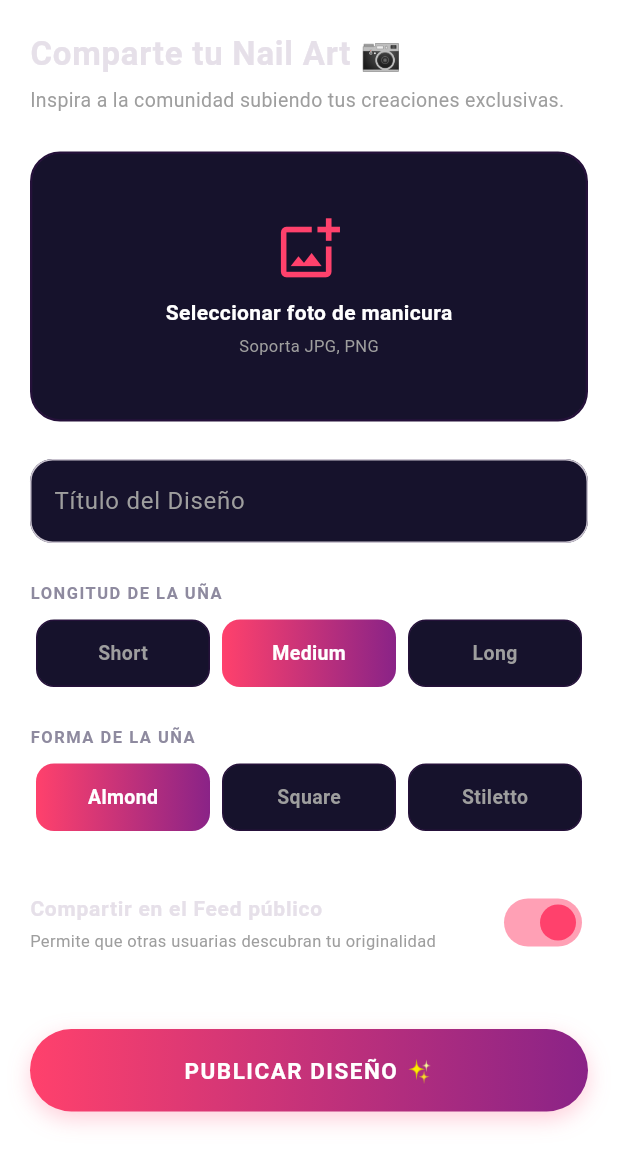
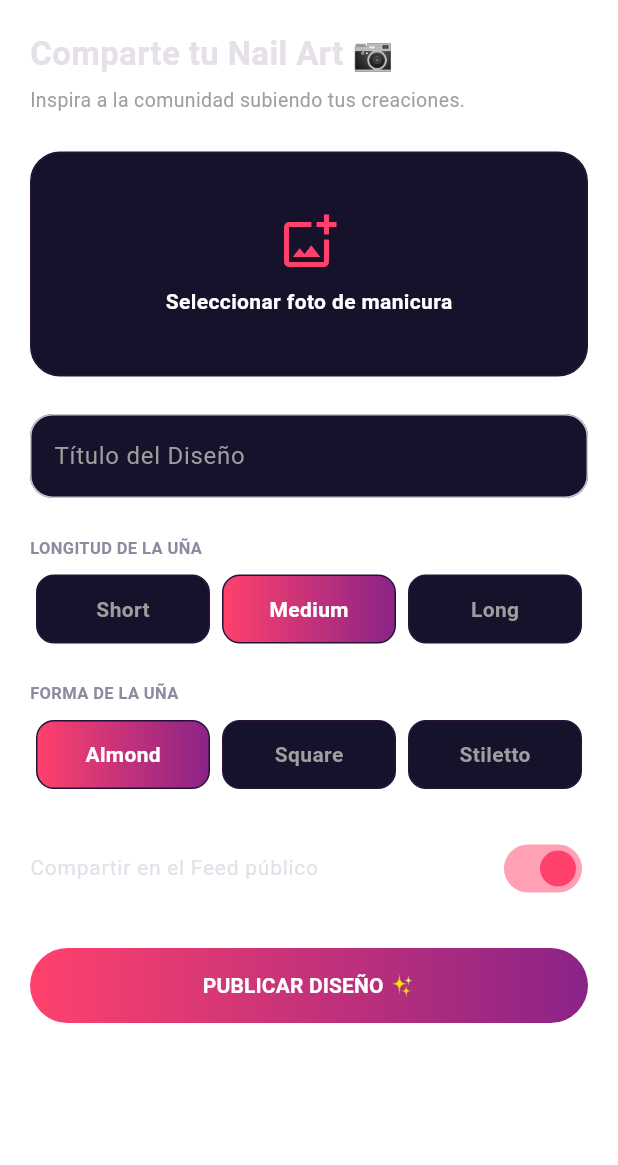
Before and after one commit to thomaspanesso-creator/GLOWY, a Flutter app: the UploadScreen screen opened directly, on a phone screen of 412 x 824 dp. Shown: the top 1165 px of the screen. Run offline on Flutter 3.47's test engine with Material 3 defaults, Android fonts, the phone set to English and light mode, and no system bars; our stand-ins replace shared_preferences; accounts and stored records are empty; network calls fail.

Commit message:
Update main.dart

```diff
--- a/lib/main.dart
+++ b/lib/main.dart
@@ -61,25 +61,83 @@ class _MainNavigationPageState extends State<MainNavigationPage> {
         child: SafeArea(
           child: Column(
             children: [
+              // ==========================================
+              // ENCABEZADO LOGO Y ESLOGAN PREMIUM DE GLOWY
+              // ==========================================
               Padding(
-                padding: const EdgeInsets.symmetric(
-                  horizontal: 20.0,
-                  vertical: 10.0,
+                padding: const EdgeInsets.only(
+                  left: 20.0,
+                  right: 20.0,
+                  top: 15.0,
+                  bottom: 5.0,
                 ),
                 child: Row(
                   mainAxisAlignment: MainAxisAlignment.spaceBetween,
+                  crossAxisAlignment: CrossAxisAlignment.center,
                   children: [
-                    const Text(
+                    Column(
+                      crossAxisAlignment: CrossAxisAlignment.start,
+                      children: [
+                        Row(
+                          children: [
+                            Container(
+                              padding: const EdgeInsets.all(5),
+                              decoration: BoxDecoration(
+                                shape: BoxShape.circle,
+                                border: Border.all(
+                                  color: const Color(0xFFFF416C),
+                                  width: 1.5,
+                                ),
+                                boxShadow: [
+                                  BoxShadow(
+                                    color: const Color(
+                                      0xFFFF416C,
+                                    ).withOpacity(0.3),
+                                    blurRadius: 8,
+                                  ),
+                                ],
+                              ),
+                              child: const Icon(
+                                Icons.auto_awesome,
+                                color: Color(0xFFFF416C),
+                                size: 16,
+                              ),
+                            ),
+                            const SizedBox(width: 10),
+                            ShaderMask(
+                              shaderCallback: (bounds) => const LinearGradient(
+                                colors: [Color(0xFFFF416C), Color(0xFF8A2387)],
+                              ).createShader(bounds),
+                              child: const Text(
                                 'GLOWY',
                                 style: TextStyle(
+                                  fontSize: 26,
                                   fontWeight: FontWeight.w900,
-                        letterSpacing: 4.0,
-                        fontSize: 28,
+                                  letterSpacing: 2.5,
                                   color: Colors.white,
                                 ),
                               ),
+                            ),
+                          ],
+                        ),
+                        const SizedBox(height: 6),
+                        const Text(
+                          'DISCOVER  •  SAVE  •  GET INSPIRED',
+                          style: TextStyle(
+                            fontSize: 9,
+                            fontWeight: FontWeight.w600,
+                            color: Color(0xFFE5A4E7),
+                            letterSpacing: 2.0,
+                          ),
+                        ),
+                      ],
+                    ),
                     IconButton(
-                      icon: const Icon(Icons.logout, color: Color(0xFFE5A4E7)),
+                      icon: const Icon(
+                        Icons.logout,
+                        color: Color(0xFFE5A4E7),
+                        size: 22,
+                      ),
                       onPressed: () async {
                         final prefs = await SharedPreferences.getInstance();
                         await prefs.setBool('isLoggedIn', false);
@@ -96,6 +154,7 @@ class _MainNavigationPageState extends State<MainNavigationPage> {
                   ],
                 ),
               ),
+              const SizedBox(height: 10),
               Expanded(child: _screens[_selectedIndex]),
             ],
           ),
@@ -485,9 +544,6 @@ class _SearchScreenState extends State<SearchScreen> {
 }
 
 // ==========================================
-// 3. PANTALLA DE SUBIR CONTENIDO
-// ==========================================
-// ==========================================
 // 3. PANTALLA DE SUBIR CONTENIDO (INTERACTIVA)
 // ==========================================
 class UploadScreen extends StatefulWidget {
@@ -499,10 +555,8 @@ class UploadScreen extends StatefulWidget {
 
 class _UploadScreenState extends State<UploadScreen> {
   final _titleController = TextEditingController();
-
-  // Variables de Estado para controlar las selecciones de personalización de GLOWY
-  String _selectedLength = 'Medium'; // Corto, Mediano, Largo
-  String _selectedShape = 'Almond'; // Forma de la uña
+  String _selectedLength = 'Medium';
+  String _selectedShape = 'Almond';
   bool _isSharedInCommunity = true;
 
   @override
@@ -511,7 +565,6 @@ class _UploadScreenState extends State<UploadScreen> {
     super.dispose();
   }
 
-  // Simulación visual de subir la foto con éxito
   void _simulateUpload() {
     if (_titleController.text.trim().isEmpty) {
       ScaffoldMessenger.of(context).showSnackBar(
@@ -522,17 +575,12 @@ class _UploadScreenState extends State<UploadScreen> {
       );
       return;
     }
-
-    // Banner de éxito estilo GLOWY
     ScaffoldMessenger.of(context).showSnackBar(
       const SnackBar(
-        content: Text('¡Tu diseño se ha subido con éxito a la comunidad! 💅🚀'),
+        content: Text('¡Tu diseño se ha subido con éxito! 💅🚀'),
         backgroundColor: Color(0xFFFF416C),
-        duration: Duration(seconds: 2),
       ),
     );
-
-    // Limpiamos los campos tras la simulación
     setState(() {
       _titleController.clear();
       _selectedLength = 'Medium';
@@ -543,7 +591,7 @@ class _UploadScreenState extends State<UploadScreen> {
   @override
   Widget build(BuildContext context) {
     return Scaffold(
-      backgroundColor: Colors.transparent, // Preserva el fondo neón del padre
+      backgroundColor: Colors.transparent,
       body: SingleChildScrollView(
         padding: const EdgeInsets.all(20.0),
         child: Column(
@@ -551,34 +599,21 @@ class _UploadScreenState extends State<UploadScreen> {
           children: [
             const Text(
               'Comparte tu Nail Art 📷',
-              style: TextStyle(
-                fontSize: 22,
-                fontWeight: FontWeight.bold,
-                letterSpacing: 0.5,
-              ),
+              style: TextStyle(fontSize: 22, fontWeight: FontWeight.bold),
             ),
             const SizedBox(height: 5),
             const Text(
-              'Inspira a la comunidad subiendo tus creaciones exclusivas.',
+              'Inspira a la comunidad subiendo tus creaciones.',
               style: TextStyle(color: Colors.grey, fontSize: 13),
             ),
             const SizedBox(height: 25),
-
-            // Cuadro de Carga de Imagen Estilo Glam
-            GestureDetector(
-              onTap: () {
-                // Aquí se abrirá la galería del teléfono en el futuro
-              },
-              child: Container(
+            Container(
               width: double.infinity,
-                height: 180,
+              height: 150,
               decoration: BoxDecoration(
                 color: const Color(0xFF16122C),
                 borderRadius: BorderRadius.circular(20),
-                  border: Border.all(
-                    color: const Color(0xFF25113A),
-                    width: 1.5,
-                  ),
+                border: Border.all(color: const Color(0xFF25113A)),
               ),
               child: const Column(
                 mainAxisAlignment: MainAxisAlignment.center,
@@ -586,7 +621,7 @@ class _UploadScreenState extends State<UploadScreen> {
                   Icon(
                     Icons.add_photo_alternate_outlined,
                     color: Color(0xFFFF416C),
-                      size: 45,
+                    size: 40,
                   ),
                   SizedBox(height: 10),
                   Text(
@@ -594,27 +629,17 @@ class _UploadScreenState extends State<UploadScreen> {
                     style: TextStyle(
                       color: Colors.white,
                       fontWeight: FontWeight.w600,
-                        fontSize: 14,
                     ),
-                    ),
-                    SizedBox(height: 4),
-                    Text(
-                      'Soporta JPG, PNG',
-                      style: TextStyle(color: Colors.grey, fontSize: 11),
                   ),
                 ],
               ),
             ),
-            ),
             const SizedBox(height: 25),
-
-            // Input: Título de la manicura
             TextField(
               controller: _titleController,
               decoration: InputDecoration(
                 labelText: 'Título del Diseño',
                 labelStyle: const TextStyle(color: Colors.grey),
-                hintText: 'Ej: Coquette Pastel con Perlas 🎀',
                 filled: true,
                 fillColor: const Color(0xFF16122C),
                 border: OutlineInputBorder(
@@ -624,15 +649,12 @@ class _UploadScreenState extends State<UploadScreen> {
               ),
             ),
             const SizedBox(height: 25),
-
-            // Selector Técnico 1: Longitud de la uña (Resuelve Filtros de tu encuesta)
             const Text(
               'LONGITUD DE LA UÑA',
               style: TextStyle(
                 fontSize: 11,
                 fontWeight: FontWeight.bold,
                 color: Color(0xFF8E8A9F),
-                letterSpacing: 1.0,
               ),
             ),
             const SizedBox(height: 10),
@@ -653,11 +675,7 @@ class _UploadScreenState extends State<UploadScreen> {
                             : null,
                         color: isSelected ? null : const Color(0xFF16122C),
                         borderRadius: BorderRadius.circular(12),
-                        border: Border.all(
-                          color: isSelected
-                              ? Colors.transparent
-                              : const Color(0xFF25113A),
-                        ),
+                        border: Border.all(color: const Color(0xFF25113A)),
                       ),
                       child: Center(
                         child: Text(
@@ -665,7 +683,6 @@ class _UploadScreenState extends State<UploadScreen> {
                           style: TextStyle(
                             fontWeight: FontWeight.bold,
                             color: isSelected ? Colors.white : Colors.grey,
-                            fontSize: 13,
                           ),
                         ),
                       ),
@@ -675,15 +692,12 @@ class _UploadScreenState extends State<UploadScreen> {
               }).toList(),
             ),
             const SizedBox(height: 25),
-
-            // Selector Técnico 2: Forma de la uña
             const Text(
               'FORMA DE LA UÑA',
               style: TextStyle(
                 fontSize: 11,
                 fontWeight: FontWeight.bold,
                 color: Color(0xFF8E8A9F),
-                letterSpacing: 1.0,
               ),
             ),
             const SizedBox(height: 10),
@@ -704,11 +718,7 @@ class _UploadScreenState extends State<UploadScreen> {
                             : null,
                         color: isSelected ? null : const Color(0xFF16122C),
                         borderRadius: BorderRadius.circular(12),
-                        border: Border.all(
-                          color: isSelected
-                              ? Colors.transparent
-                              : const Color(0xFF25113A),
-                        ),
+                        border: Border.all(color: const Color(0xFF25113A)),
                       ),
                       child: Center(
                         child: Text(
@@ -716,7 +726,6 @@ class _UploadScreenState extends State<UploadScreen> {
                           style: TextStyle(
                             fontWeight: FontWeight.bold,
                             color: isSelected ? Colors.white : Colors.grey,
-                            fontSize: 13,
                           ),
                         ),
                       ),
@@ -726,66 +735,42 @@ class _UploadScreenState extends State<UploadScreen> {
               }).toList(),
             ),
             const SizedBox(height: 25),
-
-            // Interruptor (Switch): Compartir en público o guardar privado
             SwitchListTile(
               title: const Text(
                 'Compartir en el Feed público',
-                style: TextStyle(fontSize: 14, fontWeight: FontWeight.w600),
-              ),
-              subtitle: const Text(
-                'Permite que otras usuarias descubran tu originalidad',
-                style: TextStyle(fontSize: 11, color: Colors.grey),
+                style: TextStyle(fontSize: 14),
               ),
               value: _isSharedInCommunity,
               activeColor: const Color(0xFFFF416C),
               contentPadding: EdgeInsets.zero,
-              onChanged: (bool value) {
-                setState(() {
-                  _isSharedInCommunity = value;
-                });
-              },
+              onChanged: (bool value) =>
+                  setState(() => _isSharedInCommunity = value),
             ),
-            const SizedBox(height: 35),
-
-            // Botón de Envío con Gradiente Glam Premium
+            const SizedBox(height: 25),
             Container(
               width: double.infinity,
-              height: 55,
+              height: 50,
               decoration: BoxDecoration(
                 borderRadius: BorderRadius.circular(30),
                 gradient: const LinearGradient(
                   colors: [Color(0xFFFF416C), Color(0xFF8A2387)],
                 ),
-                boxShadow: [
-                  BoxShadow(
-                    color: const Color(0xFFFF416C).withOpacity(0.25),
-                    blurRadius: 12,
-                    offset: const Offset(0, 5),
-                  ),
-                ],
               ),
               child: ElevatedButton(
                 onPressed: _simulateUpload,
                 style: ElevatedButton.styleFrom(
                   backgroundColor: Colors.transparent,
                   shadowColor: Colors.transparent,
-                  shape: RoundedRectangleBorder(
-                    borderRadius: BorderRadius.circular(30),
-                  ),
                 ),
                 child: const Text(
                   'PUBLICAR DISEÑO ✨',
                   style: TextStyle(
-                    fontSize: 15,
                     fontWeight: FontWeight.bold,
                     color: Colors.white,
-                    letterSpacing: 1.0,
                   ),
                 ),
               ),
             ),
-            const SizedBox(height: 20),
           ],
         ),
       ),
@@ -817,6 +802,7 @@ class _SavedScreenState extends State<SavedScreen> {
   Future<void> _loadFolders() async {
     final prefs = await SharedPreferences.getInstance();
     final List<String>? savedList = prefs.getStringList('glowy_folders');
+
     if (savedList == null || savedList.isEmpty) {
       _agendaFolders = [
         {
@@ -857,6 +843,7 @@ class _SavedScreenState extends State<SavedScreen> {
   void _createNewFolderDialog() {
     final titleController = TextEditingController();
     final subtitleController = TextEditingController();
+
     showDialog(
       context: context,
       builder: (context) {
```
Lines whose indentation alone changed are shown as unchanged.
